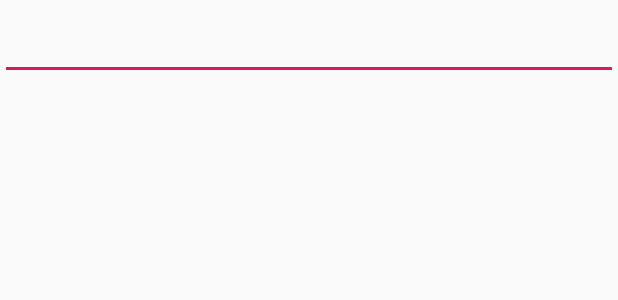
After one commit to jlqwer/saolei_android, an Android app: the layout activity_diy.xml on its own in the app's theme, with its tools: preview values and no code run, on a phone screen of 412 x 824 dp. The commit adds this screen. Shown: the top 300 px of the screen. Run offline under Robolectric (Android 15) with nearby library versions, the phone set to English and light mode, and no system bars; network calls fail.

Commit message:
自定义入口
自定义入口

Co-Authored-By: log12138 <log12138@users.noreply.github.com>

```diff
--- a/app/src/main/AndroidManifest.xml
+++ b/app/src/main/AndroidManifest.xml
@@ -36,6 +36,8 @@
             android:label="@string/app_name"
             android:theme="@style/AppTheme.NoActionBar">
         </activity>
+
+
     </application>
 
 </manifest>
--- /dev/null
+++ b/app/src/main/res/layout/activity_diy.xml
@@ -0,0 +1,13 @@
+<?xml version="1.0" encoding="utf-8"?>
+<LinearLayout xmlns:android="http://schemas.android.com/apk/res/android"
+    android:layout_width="match_parent"
+    android:layout_height="match_parent"
+    android:orientation="vertical">
+
+   <EditText
+       android:id="@+id/diynum"
+      android:layout_width="fill_parent"
+       android:layout_height="wrap_content"
+       android:inputType="numberDecimal"
+       android:textSize="24sp"/>
+</LinearLayout>
```
Also changed, not shown: app/src/main/java/com/imlhx/saolei_android/MainActivity.java (+32 -5 lines).
